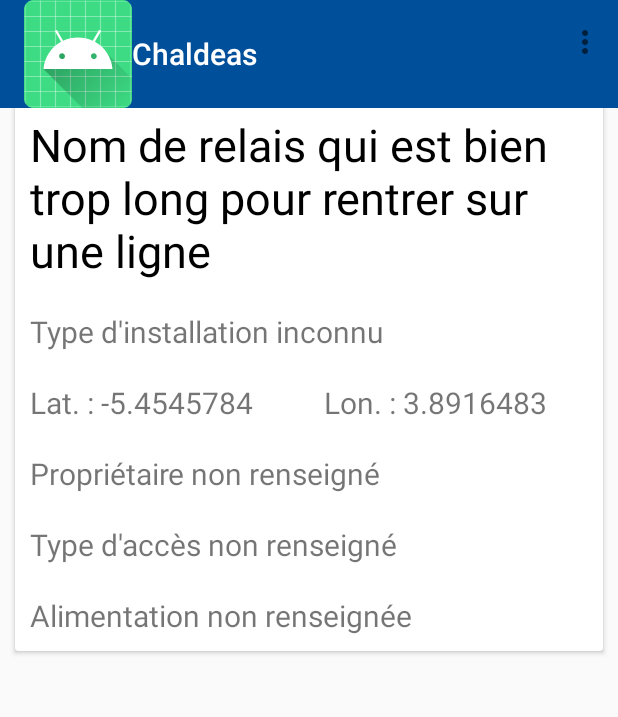
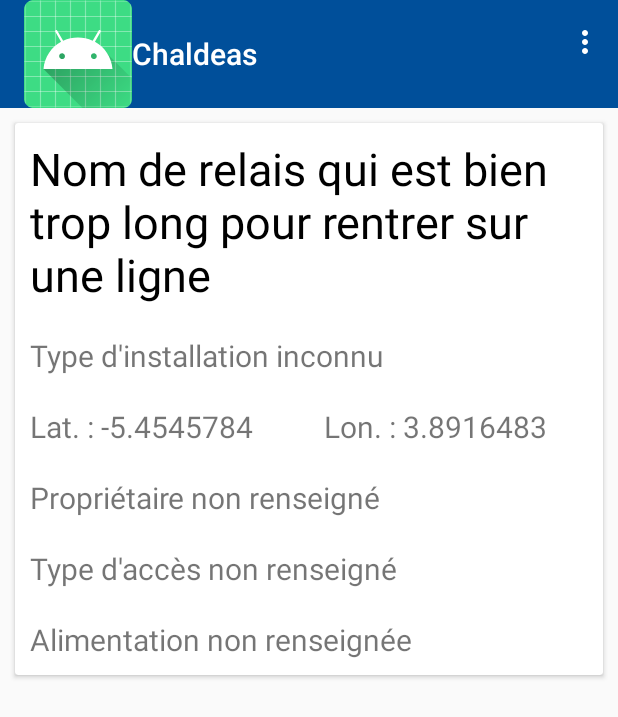
Before and after one commit to Random-nii-chan/chaldeas, an Android app: the screen it shows after launch (MainActivity), after a tap on "Nom de relais qui est bien trop long pou", on a phone screen of 412 x 824 dp. Shown: the top 717 px of the screen. Run offline under Robolectric (Android 15) with nearby library versions, the phone set to English and light mode, and no system bars.

Commit message:
nouvelle toolbar

```diff
--- a/app/src/main/res/layout/activity_main.xml
+++ b/app/src/main/res/layout/activity_main.xml
@@ -1,5 +1,5 @@
 <?xml version="1.0" encoding="utf-8"?>
-<FrameLayout xmlns:android="http://schemas.android.com/apk/res/android"
+<androidx.drawerlayout.widget.DrawerLayout xmlns:android="http://schemas.android.com/apk/res/android"
     xmlns:app="http://schemas.android.com/apk/res-auto"
     xmlns:tools="http://schemas.android.com/tools"
     android:id="@+id/drawer_layout"
@@ -8,10 +8,12 @@
     android:fitsSystemWindows="true"
     tools:context=".ui.MainActivity">
 
-    <androidx.drawerlayout.widget.DrawerLayout
+    <LinearLayout
+        android:orientation="vertical"
         android:layout_width="match_parent"
-        android:layout_height="match_parent"
-        android:layout_marginTop="?attr/actionBarSize">
+        android:layout_height="match_parent">
+
+        <include layout="@layout/toolbar"/>
 
         <fragment
             android:id="@+id/site_nav_host"
@@ -27,14 +29,6 @@
             android:layout_height="match_parent"
             android:layout_gravity="start"
             android:fitsSystemWindows="true" />
-    </androidx.drawerlayout.widget.DrawerLayout>
+    </LinearLayout>
 
-    <androidx.appcompat.widget.Toolbar
-        android:id="@+id/toolbar"
-        android:layout_width="match_parent"
-        android:layout_height="wrap_content"
-        android:background="?attr/colorPrimary"
-        android:minHeight="?attr/actionBarSize"
-        app:titleTextColor="@android:color/white" />
-
-</FrameLayout>
+</androidx.drawerlayout.widget.DrawerLayout>
--- /dev/null
+++ b/app/src/main/res/layout/toolbar.xml
@@ -0,0 +1,11 @@
+<?xml version="1.0" encoding="utf-8"?>
+<androidx.appcompat.widget.Toolbar
+    xmlns:android="http://schemas.android.com/apk/res/android"
+    xmlns:app="http://schemas.android.com/apk/res-auto"
+    android:id="@+id/toolbar"
+    android:layout_width="match_parent"
+    android:layout_height="wrap_content"
+    android:background="?attr/colorPrimary"
+    android:minHeight="?attr/actionBarSize"
+    app:theme="@style/ThemeOverlay.AppCompat.Dark.ActionBar"
+    app:popupTheme="@style/ThemeOverlay.AppCompat.Light"/>
--- a/app/src/main/res/menu/toolbar.xml
+++ b/app/src/main/res/menu/toolbar.xml
@@ -1,5 +1,7 @@
 <?xml version="1.0" encoding="utf-8"?>
 <menu xmlns:android="http://schemas.android.com/apk/res/android"
     xmlns:app="http://schemas.android.com/apk/res-auto">
-    <item android:title="@string/about" />
+    <item
+        android:id="@+id/about_menu_item"
+        android:title="@string/about" />
 </menu>
```
